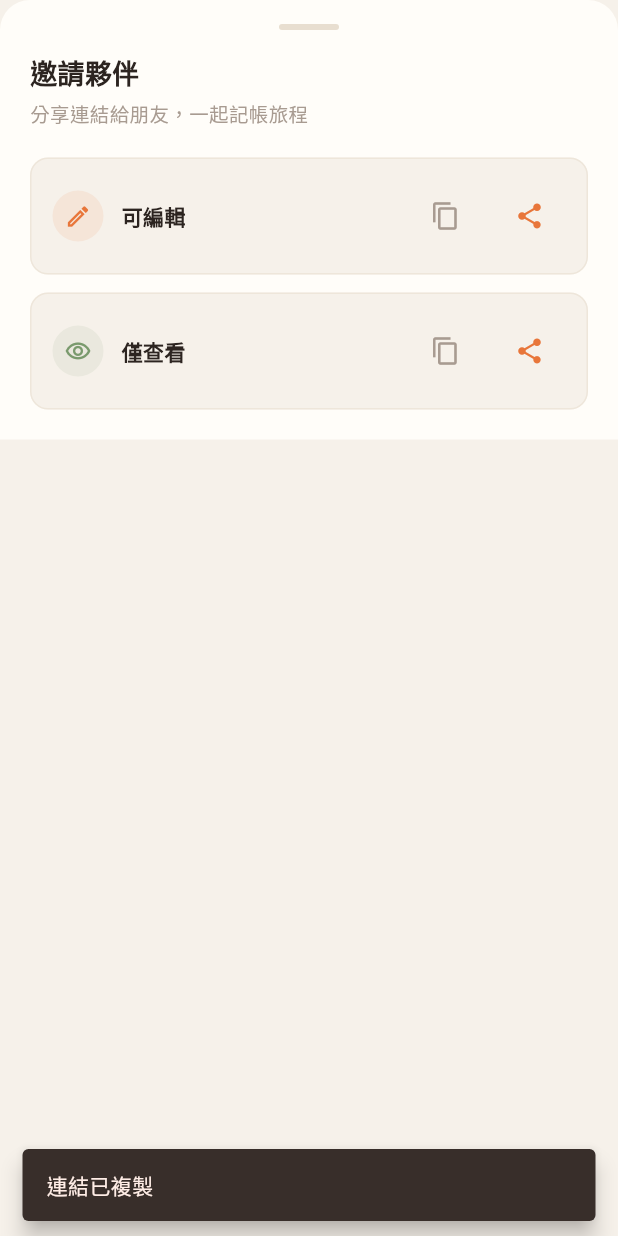
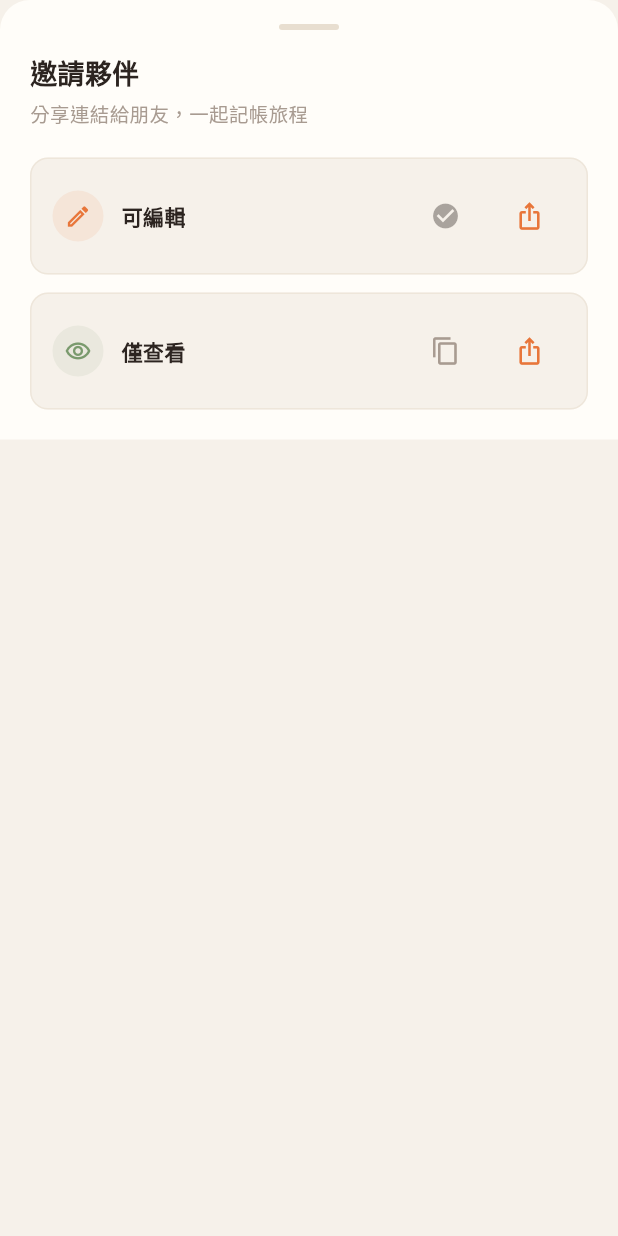
Before and after one commit to nickchen1998/TravelBudget, a Flutter app: the ShareTripSheet widget shown alone on an empty page, opened directly with empty values, after a tap on the "content copy" icon, on a phone screen of 412 x 824 dp. Run offline on Flutter 3.47's test engine with Material 3 defaults, Android fonts, the phone set to English and light mode, and no system bars; our stand-ins replace app_links, connectivity_plus, fl_chart, google_mobile_ads, image_picker, in_app_purchase and 5 more; missing offline and left inert: app_tracking_transparency; accounts and stored records are empty; network calls fail.

Commit message:
fix: 複製邀請連結改用 icon 動畫回饋，share icon 改用 ios_share
- 複製後 copy icon 變成綠色 check_circle（1.5秒後復原），解決 snackbar 在 bottom sheet 內不顯示的問題
- share icon 改為 Icons.ios_share，視覺上更明確表示會開啟系統分享視窗

Co-Authored-By: Claude Sonnet 4.6 <noreply@anthropic.com>

```diff
--- a/lib/widgets/share_trip_sheet.dart
+++ b/lib/widgets/share_trip_sheet.dart
@@ -23,6 +23,7 @@ class _ShareTripSheetState extends State<ShareTripSheet> {
   final _supabase = Supabase.instance.client;
 
   bool _isLoading = false;
+  String? _copiedRole; // 複製成功後短暫顯示 check icon
   List<Map<String, dynamic>> _members = [];
 
   @override
@@ -97,22 +98,17 @@ class _ShareTripSheetState extends State<ShareTripSheet> {
     }
   }
 
-  Future<void> _copyLink(BuildContext context, String role) async {
+  Future<void> _copyLink(String role) async {
     setState(() => _isLoading = true);
-    final messenger = ScaffoldMessenger.of(context);
-    final copied = AppLocalizations.of(context).shareLinkCopied;
     try {
       final link = await _getOrCreateLink(role);
       if (link.isEmpty) return;
-
       await Clipboard.setData(ClipboardData(text: link));
       if (mounted) {
-        messenger.showSnackBar(
-          SnackBar(
-            content: Text(copied),
-            behavior: SnackBarBehavior.floating,
-          ),
-        );
+        setState(() => _copiedRole = role);
+        Future.delayed(const Duration(milliseconds: 1500), () {
+          if (mounted) setState(() => _copiedRole = null);
+        });
       }
     } finally {
       if (mounted) setState(() => _isLoading = false);
@@ -166,8 +162,9 @@ class _ShareTripSheetState extends State<ShareTripSheet> {
                 icon: Icons.edit_outlined,
                 roleLabel: l.shareAsEditor,
                 roleColor: AppTheme.orange,
+                role: 'editor',
                 onShare: () => _shareLink(context, 'editor'),
-                onCopy: () => _copyLink(context, 'editor'),
+                onCopy: () => _copyLink('editor'),
               ),
               const SizedBox(height: 12),
 
@@ -177,8 +174,9 @@ class _ShareTripSheetState extends State<ShareTripSheet> {
                 icon: Icons.visibility_outlined,
                 roleLabel: l.shareAsViewer,
                 roleColor: AppTheme.moss,
+                role: 'viewer',
                 onShare: () => _shareLink(context, 'viewer'),
-                onCopy: () => _copyLink(context, 'viewer'),
+                onCopy: () => _copyLink('viewer'),
               ),
 
               // Members list
@@ -257,9 +255,11 @@ class _ShareTripSheetState extends State<ShareTripSheet> {
     required IconData icon,
     required String roleLabel,
     required Color roleColor,
+    required String role,
     required VoidCallback onShare,
     required VoidCallback onCopy,
   }) {
+    final isCopied = _copiedRole == role;
     return Container(
       padding: const EdgeInsets.all(14),
       decoration: BoxDecoration(
@@ -289,20 +289,25 @@ class _ShareTripSheetState extends State<ShareTripSheet> {
                 height: 20,
                 child: CircularProgressIndicator(strokeWidth: 2)),
           if (!_isLoading) ...[
-            IconButton(
-              icon: const Icon(Icons.copy, size: 20),
-              color: AppTheme.inkFaint,
-              onPressed: onCopy,
-              tooltip: 'Copy',
-              padding: EdgeInsets.zero,
-              constraints: const BoxConstraints(),
+            AnimatedSwitcher(
+              duration: const Duration(milliseconds: 250),
+              child: IconButton(
+                key: ValueKey(isCopied),
+                icon: Icon(
+                  isCopied ? Icons.check_circle : Icons.copy,
+                  size: 20,
+                ),
+                color: isCopied ? AppTheme.moss : AppTheme.inkFaint,
+                onPressed: isCopied ? null : onCopy,
+                padding: EdgeInsets.zero,
+                constraints: const BoxConstraints(),
+              ),
             ),
             const SizedBox(width: 8),
             IconButton(
-              icon: const Icon(Icons.share, size: 20),
+              icon: const Icon(Icons.ios_share, size: 20),
               color: AppTheme.orange,
               onPressed: onShare,
-              tooltip: 'Share',
               padding: EdgeInsets.zero,
               constraints: const BoxConstraints(),
             ),
```
